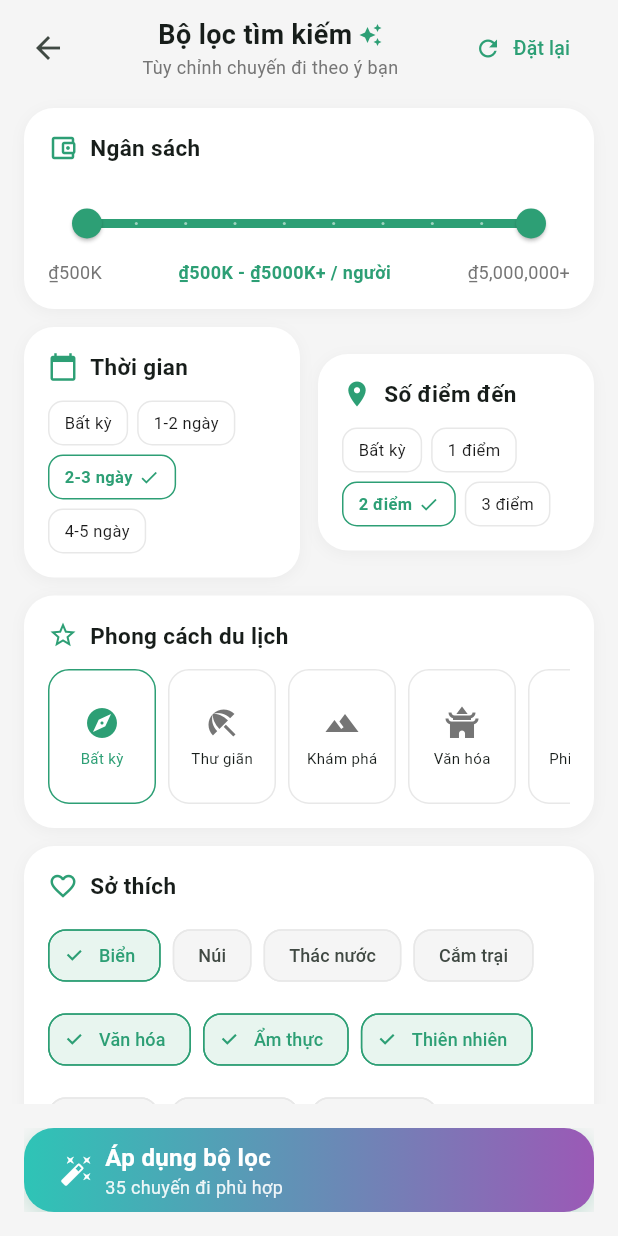
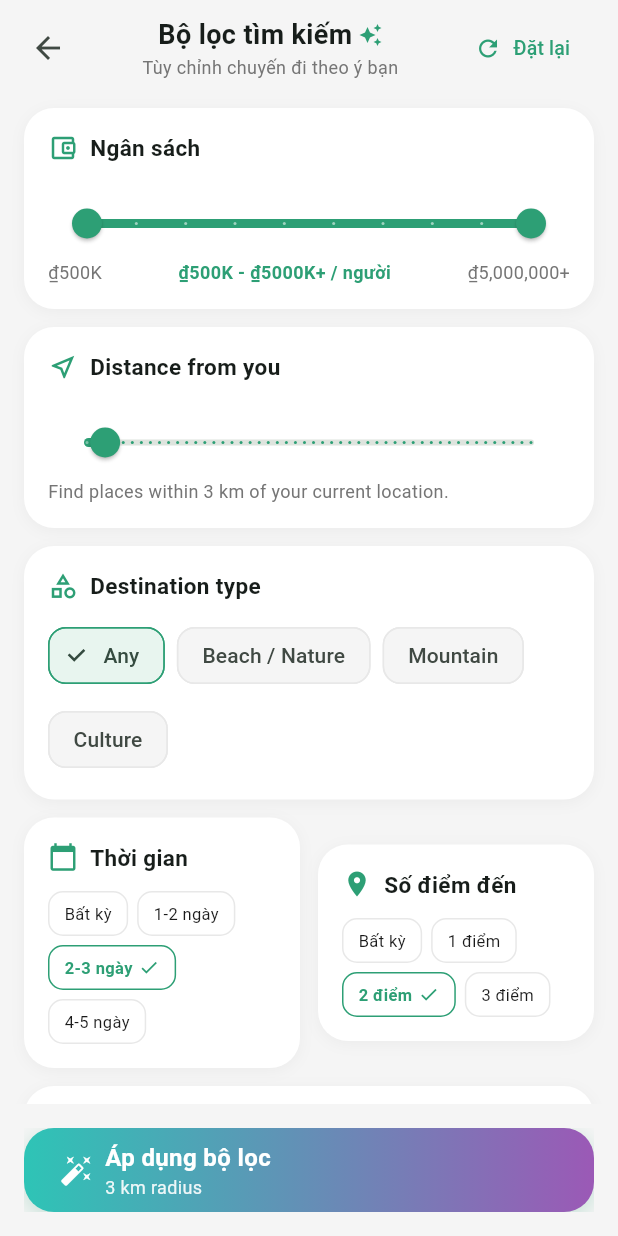
Before and after one commit to KainChin/TravelByTemp, a Flutter app: the ExploreScreen screen opened directly, after a tap on the "refresh" icon, after a tap on "Search destination...", on a phone screen of 412 x 824 dp. Run offline on Flutter 3.47's test engine with Material 3 defaults, Android fonts, the phone set to English and light mode, and no system bars; our stand-ins replace geolocator, shared_preferences; accounts and stored records are empty; network calls fail.

Commit message:
Add destination radius filtering

```diff
--- a/lib/models/destination.dart
+++ b/lib/models/destination.dart
@@ -14,6 +14,8 @@ class Destination {
     required this.imageUrl,
     required this.avgTempC,
     required this.climate,
+    this.latitude,
+    this.longitude,
     this.price,
     this.location,
     this.isFavorite = false,
@@ -29,6 +31,8 @@ class Destination {
   final String imageUrl;
   final double avgTempC;
   final DestinationClimate climate;
+  final double? latitude;
+  final double? longitude;
   final String? price;
   final String? location;
   final bool isFavorite;
@@ -65,7 +69,7 @@ class Destination {
       name: name,
       tagline: json['province'] as String? ?? category,
       category: _mapCategory(category),
-      distanceKm: 0,
+      distanceKm: (json['distanceKm'] as num?)?.toDouble() ?? 0,
       rating: (json['averageRating'] as num?)?.toDouble() ?? 4.5,
       reviewCount: (json['totalReviews'] as num?)?.toInt() ?? 0,
       imageUrl: _imageForDestination(
@@ -75,6 +79,8 @@ class Destination {
       ),
       avgTempC: avgTemp,
       climate: climate,
+      latitude: (json['latitude'] as num?)?.toDouble(),
+      longitude: (json['longitude'] as num?)?.toDouble(),
       location: json['province'] as String?,
     );
   }
--- a/lib/screens/explore/explore_screen.dart
+++ b/lib/screens/explore/explore_screen.dart
@@ -18,6 +18,7 @@ class ExploreScreen extends StatefulWidget {
 
 class _ExploreScreenState extends State<ExploreScreen> {
   List<Destination> _destinations = MockData.destinations;
+  DestinationSearchFilter? _filter;
   var _loading = true;
 
   static const _heroImage =
@@ -32,10 +33,17 @@ class _ExploreScreenState extends State<ExploreScreen> {
   Future<void> _load() async {
     final session = VietaiScope.of(context);
     try {
-      final items = await session.api.fetchDestinations();
+      final filter = _filter;
+      final items = await session.api.fetchDestinations(
+        category: filter?.category,
+        maxBudget: filter?.maxBudget,
+        latitude: filter == null ? null : session.latitude,
+        longitude: filter == null ? null : session.longitude,
+        radiusKm: filter?.radiusKm,
+      );
       if (!mounted) return;
       setState(() {
-        _destinations = items.isEmpty ? MockData.destinations : items;
+        _destinations = items.isEmpty && _filter == null ? MockData.destinations : items;
         _loading = false;
       });
     } catch (_) {
@@ -68,11 +76,17 @@ class _ExploreScreenState extends State<ExploreScreen> {
                   await _load();
                 },
               ),
-              _SearchBar(onTap: () {
-                Navigator.push(
+              _SearchBar(onTap: () async {
+                final filter = await Navigator.push<DestinationSearchFilter>(
                   context,
                   MaterialPageRoute(builder: (_) => const SearchFilterScreen()),
                 );
+                if (filter == null || !mounted) return;
+                setState(() {
+                  _filter = filter;
+                  _loading = true;
+                });
+                await _load();
               }),
               _CurrentLocation(
                 location: session.locationName,
@@ -84,6 +98,11 @@ class _ExploreScreenState extends State<ExploreScreen> {
                 const Padding(
                   padding: EdgeInsets.all(28),
                   child: Center(child: CircularProgressIndicator(color: AppColors.primary)),
+                )
+              else if (_destinations.isEmpty)
+                const Padding(
+                  padding: EdgeInsets.symmetric(horizontal: 24, vertical: 18),
+                  child: _EmptyDestinations(),
                 )
               else
                 _PopularDestinations(destinations: _destinations),
@@ -298,6 +317,34 @@ class _SectionHeader extends StatelessWidget {
           Text(title, style: const TextStyle(fontSize: 16, fontWeight: FontWeight.w800)),
           const Spacer(),
           Text(action, style: const TextStyle(fontSize: 13, fontWeight: FontWeight.w700, color: AppColors.primaryDark)),
+        ],
+      ),
+    );
+  }
+}
+
+class _EmptyDestinations extends StatelessWidget {
+  const _EmptyDestinations();
+
+  @override
+  Widget build(BuildContext context) {
+    return Container(
+      padding: const EdgeInsets.all(18),
+      decoration: BoxDecoration(
+        color: Colors.white,
+        borderRadius: BorderRadius.circular(18),
+        border: Border.all(color: AppColors.cardBorder),
+      ),
+      child: const Row(
+        children: [
+          Icon(Icons.travel_explore, color: AppColors.primary),
+          SizedBox(width: 12),
+          Expanded(
+            child: Text(
+              'No destinations match this filter. Try a larger radius or budget.',
+              style: TextStyle(color: AppColors.textSecondary),
+            ),
+          ),
         ],
       ),
     );
--- a/lib/screens/filter/search_filter_screen.dart
+++ b/lib/screens/filter/search_filter_screen.dart
@@ -1,6 +1,18 @@
 import 'package:flutter/material.dart';
 import 'package:assignment/core/theme/app_colors.dart';
 import 'package:assignment/core/widgets/gradient_button.dart';
+
+class DestinationSearchFilter {
+  const DestinationSearchFilter({
+    required this.maxBudget,
+    required this.radiusKm,
+    this.category,
+  });
+
+  final double maxBudget;
+  final double radiusKm;
+  final String? category;
+}
 
 class SearchFilterScreen extends StatefulWidget {
   const SearchFilterScreen({super.key});
@@ -11,6 +23,8 @@ class SearchFilterScreen extends StatefulWidget {
 
 class _SearchFilterScreenState extends State<SearchFilterScreen> {
   RangeValues _budget = const RangeValues(500, 5000);
+  double _radiusKm = 3;
+  String? _category;
   String _duration = '2-3 ngày';
   String _destCount = '2 điểm';
   String _travelStyle = 'Bất kỳ';
@@ -37,6 +51,10 @@ class _SearchFilterScreenState extends State<SearchFilterScreen> {
                 padding: const EdgeInsets.fromLTRB(16, 8, 16, 100),
                 children: [
                   _card(_budgetSection()),
+                  const SizedBox(height: 12),
+                  _card(_radiusSection()),
+                  const SizedBox(height: 12),
+                  _card(_categorySection()),
                   const SizedBox(height: 12),
                   Row(
                     children: [
@@ -78,9 +96,16 @@ class _SearchFilterScreenState extends State<SearchFilterScreen> {
           padding: const EdgeInsets.all(16),
           child: GradientButton(
             label: 'Áp dụng bộ lọc',
-            subtitle: '35 chuyến đi phù hợp',
+            subtitle: '${_radiusKm.toStringAsFixed(0)} km radius',
             icon: Icons.auto_fix_high,
-            onPressed: () => Navigator.pop(context),
+            onPressed: () => Navigator.pop(
+              context,
+              DestinationSearchFilter(
+                maxBudget: _budget.end * 1000,
+                radiusKm: _radiusKm,
+                category: _category,
+              ),
+            ),
           ),
         ),
       ),
@@ -123,6 +148,8 @@ class _SearchFilterScreenState extends State<SearchFilterScreen> {
           TextButton.icon(
             onPressed: () => setState(() {
               _budget = const RangeValues(500, 5000);
+              _radiusKm = 3;
+              _category = null;
               _duration = 'Bất kỳ';
               _destCount = 'Bất kỳ';
             }),
@@ -197,6 +224,62 @@ class _SearchFilterScreenState extends State<SearchFilterScreen> {
             ),
             const Text('₫5,000,000+', style: TextStyle(fontSize: 12, color: AppColors.textSecondary)),
           ],
+        ),
+      ],
+    );
+  }
+
+  Widget _radiusSection() {
+    return Column(
+      crossAxisAlignment: CrossAxisAlignment.start,
+      children: [
+        _sectionTitle('Distance from you', Icons.near_me_outlined),
+        const SizedBox(height: 16),
+        Slider(
+          value: _radiusKm,
+          min: 1,
+          max: 50,
+          divisions: 49,
+          activeColor: AppColors.primary,
+          label: '${_radiusKm.toStringAsFixed(0)} km',
+          onChanged: (v) => setState(() => _radiusKm = v),
+        ),
+        Text(
+          'Find places within ${_radiusKm.toStringAsFixed(0)} km of your current location.',
+          style: const TextStyle(fontSize: 12, color: AppColors.textSecondary),
+        ),
+      ],
+    );
+  }
+
+  Widget _categorySection() {
+    final options = <(String, String?)>[
+      ('Any', null),
+      ('Beach / Nature', 'Nature'),
+      ('Mountain', 'Mountain'),
+      ('Culture', 'Cultural'),
+    ];
+
+    return Column(
+      crossAxisAlignment: CrossAxisAlignment.start,
+      children: [
+        _sectionTitle('Destination type', Icons.category_outlined),
+        const SizedBox(height: 12),
+        Wrap(
+          spacing: 8,
+          runSpacing: 8,
+          children: options.map((option) {
+            final selected = _category == option.$2;
+            return ChoiceChip(
+              label: Text(option.$1),
+              selected: selected,
+              onSelected: (_) => setState(() => _category = option.$2),
+              selectedColor: AppColors.primaryLight,
+              side: BorderSide(
+                color: selected ? AppColors.primary : AppColors.cardBorder,
+              ),
+            );
+          }).toList(),
         ),
       ],
     );
--- a/lib/services/api_client.dart
+++ b/lib/services/api_client.dart
@@ -110,11 +110,17 @@ class ApiClient {
     String? region,
     String? category,
     double? maxBudget,
+    double? latitude,
+    double? longitude,
+    double? radiusKm,
   }) async {
     final q = <String, String>{};
     if (region != null) q['region'] = region;
     if (category != null) q['category'] = category;
     if (maxBudget != null) q['maxBudget'] = maxBudget.toString();
+    if (latitude != null) q['latitude'] = latitude.toString();
+    if (longitude != null) q['longitude'] = longitude.toString();
+    if (radiusKm != null) q['radiusKm'] = radiusKm.toString();
     final uri = Uri.parse('${ApiConfig.baseUrl}/api/destinations')
         .replace(queryParameters: q.isEmpty ? null : q);
     final res = await _client.get(uri, headers: _headers);
```
Also changed, not shown: 3 other files.
